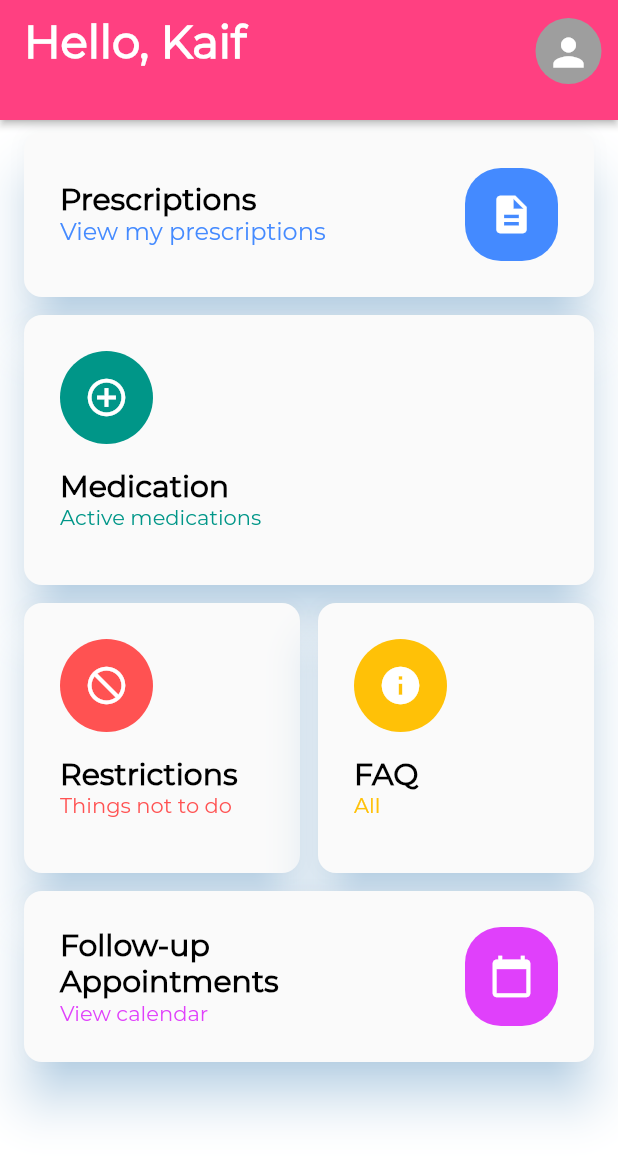
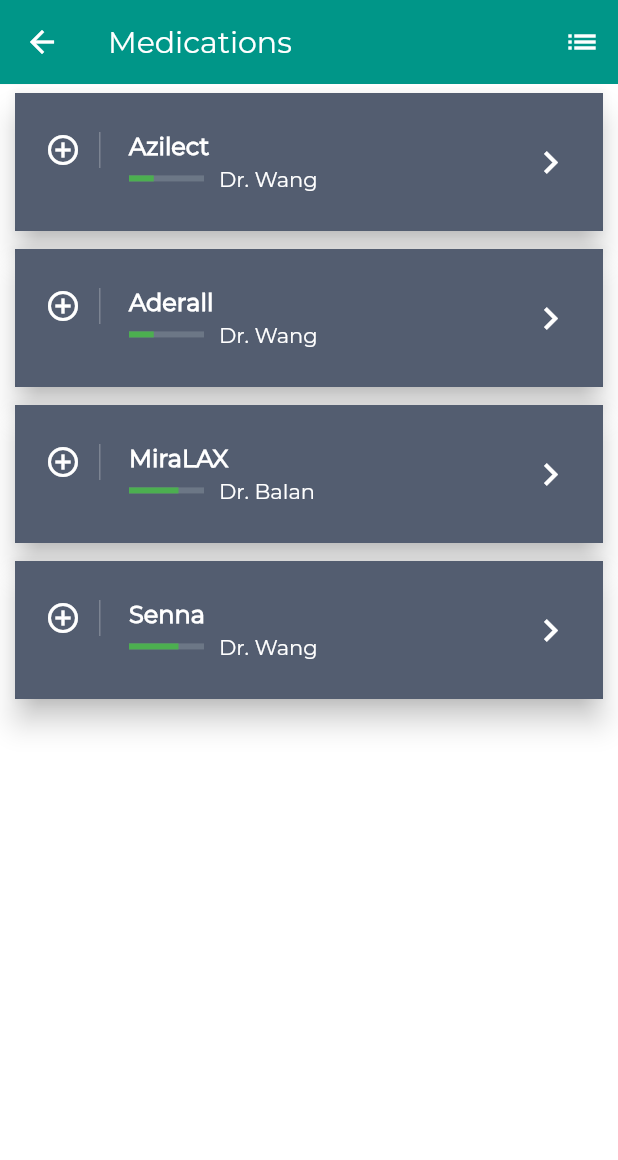
Before and after one commit to verbal-noun/codebrew-2020-prespa, a Flutter app: the screen it shows after launch, after a tap on "Medication", on a phone screen of 412 x 824 dp. Shown: the top 1160 px of the screen. Run offline on Flutter 3.47's test engine with Material 2 defaults, Android fonts, the phone set to English and light mode, and no system bars; project files that could hold a hidden picture were left out.

Commit message:
Basic medication page

```diff
--- /dev/null
+++ b/lib/pages/lesson.dart
@@ -0,0 +1,10 @@
+class Lesson {
+  String title;
+  String level;
+  double indicatorValue;
+  int price;
+  String content;
+
+  Lesson(
+      {this.title, this.level, this.indicatorValue, this.price, this.content});
+}
--- a/lib/pages/main_page.dart
+++ b/lib/pages/main_page.dart
@@ -4,6 +4,7 @@
 
 import 'shop_items_page.dart';
 import 'prescription_list.dart';
+import 'medications_page.dart';
 
 class MainPage extends StatefulWidget {
   @override
@@ -124,6 +125,8 @@
                           style: TextStyle(color: Colors.teal)),
                     ]),
               ),
+              onTap: () => Navigator.of(context)
+                  .push(MaterialPageRoute(builder: (_) => MedicationPage())),
             ),
             _buildTile(
               Padding(
--- /dev/null
+++ b/lib/pages/medications_page.dart
@@ -0,0 +1,185 @@
+import 'package:flutter/material.dart';
+import 'lesson.dart';
+import 'medication_detail.dart';
+
+class MedicationPage extends StatelessWidget {
+  // This widget is the root of your application.
+  @override
+  Widget build(BuildContext context) {
+    return Scaffold(
+      // appBar: AppBar(
+      // elevation: 0.0,
+      // backgroundColor: Colors.transparent,
+      //     leading: IconButton(
+      //     color: Colors.black,
+      //     onPressed: () => Navigator.of(context).pop(),
+      // icon: Icon(Icons.arrow_back, color: Colors.black),
+      // ),
+      // title: Text('Prescriptions',
+      //     style:
+      //     TextStyle(color: Colors.black, fontWeight: FontWeight.w700)),
+      // ),
+      body: new ListPage(
+        title: "Medications",
+      ),
+    );
+  }
+}
+
+class ListPage extends StatefulWidget {
+  ListPage({Key key, this.title}) : super(key: key);
+
+  final String title;
+
+  @override
+  _ListPageState createState() => _ListPageState();
+}
+
+class _ListPageState extends State<ListPage> {
+  List lessons;
+
+  @override
+  void initState() {
+    lessons = getMedicineName();
+    super.initState();
+  }
+
+  @override
+  Widget build(BuildContext context) {
+    ListTile makeListTile(Lesson lesson) => ListTile(
+          contentPadding:
+              EdgeInsets.symmetric(horizontal: 20.0, vertical: 10.0),
+          leading: Container(
+            padding: EdgeInsets.only(right: 12.0),
+            decoration: new BoxDecoration(
+                border: new Border(
+                    right: new BorderSide(width: 1.0, color: Colors.white24))),
+            child: Icon(Icons.add_circle_outline, color: Colors.white),
+          ),
+          title: Text(
+            lesson.title,
+            style: TextStyle(color: Colors.white, fontWeight: FontWeight.bold),
+          ),
+          // subtitle: Text("Intermediate", style: TextStyle(color: Colors.white)),
+
+          subtitle: Row(
+            children: <Widget>[
+              Expanded(
+                  flex: 1,
+                  child: Container(
+                    // tag: 'hero',
+                    child: LinearProgressIndicator(
+                        backgroundColor: Color.fromRGBO(209, 224, 224, 0.2),
+                        value: lesson.indicatorValue,
+                        valueColor: AlwaysStoppedAnimation(Colors.green)),
+                  )),
+              Expanded(
+                flex: 4,
+                child: Padding(
+                    padding: EdgeInsets.only(left: 10.0),
+                    child: Text(lesson.level,
+                        style: TextStyle(color: Colors.white))),
+              )
+            ],
+          ),
+          trailing:
+              Icon(Icons.keyboard_arrow_right, color: Colors.white, size: 30.0),
+          onTap: () {
+            Navigator.push(
+                context,
+                MaterialPageRoute(
+                    builder: (context) => DetailPage(lesson: lesson)));
+          },
+        );
+
+    Card makeCard(Lesson lesson) => Card(
+          elevation: 8.0,
+          margin: new EdgeInsets.symmetric(horizontal: 10.0, vertical: 6.0),
+          child: Container(
+            decoration: BoxDecoration(color: Color.fromRGBO(64, 75, 96, .9)),
+            child: makeListTile(lesson),
+          ),
+        );
+
+    final makeBody = Container(
+      // decoration: BoxDecoration(color: Color.fromRGBO(58, 66, 86, 1.0)),
+      child: ListView.builder(
+        scrollDirection: Axis.vertical,
+        shrinkWrap: true,
+        itemCount: lessons.length,
+        itemBuilder: (BuildContext context, int index) {
+          return makeCard(lessons[index]);
+        },
+      ),
+    );
+
+    final topAppBar = AppBar(
+      elevation: 0.1,
+      backgroundColor: Colors.teal,
+      title: Text(widget.title),
+      actions: <Widget>[
+        IconButton(
+          icon: Icon(Icons.list),
+          onPressed: () {},
+        )
+      ],
+    );
+
+    return Scaffold(
+      //backgroundColor: Color.fromRGBO(58, 66, 86, 1.0),
+      backgroundColor: Colors.transparent,
+      appBar: topAppBar,
+      body: makeBody,
+    );
+  }
+}
+
+List getMedicineName() {
+  return [
+    Lesson(
+        title: "Azilect",
+        level: "Dr. Wang",
+        indicatorValue: 0.33,
+        price: 20,
+        content:
+            "Azilect (rasagiline) works by increasing the levels of certain chemicals in the brain. "
+            "Azilect is used to treat symptoms of Parkinson's disease"
+            "(stiffness, tremors, spasms, poor muscle control). "
+            "Azilect is sometimes used with another medicine called levodopa."),
+    Lesson(
+        title: "Aderall",
+        level: "Dr. Wang",
+        indicatorValue: 0.33,
+        price: 50,
+        content:
+        "Azilect (rasagiline) works by increasing the levels of certain chemicals in the brain. "
+            "Azilect is used to treat symptoms of Parkinson's disease"
+            "(stiffness, tremors, spasms, poor muscle control). "
+            "Azilect is sometimes used with another medicine called levodopa."),
+
+        Lesson(
+        title: "MiraLAX",
+        level: "Dr. Balan",
+        indicatorValue: 0.66,
+        price: 30,
+        content: "MiraLAX (polyethylene glycol 3350) is a laxative solution that increases the amount "
+            "of water in the intestinal tract to stimulate bowel movements."
+            "MiraLAX is used as a laxative to treat occasional constipation or irregular bowel movements."
+            "MiraLAX may also be used for purposes not listed in this medication guide."),
+
+        Lesson(
+        title: "Senna",
+        level: "Dr. Wang",
+        indicatorValue: 0.66,
+        price: 30,
+        content: "Senna is a natural medicine containing sennosides that are derived from the leaves "
+            "of the senna plant. Sennosides irritate the lining of the bowel causing a laxative effect."
+            "Senna has been used in alternative medicine as a laxative and an aid to treat constipation."
+            "Not all uses for senna have been approved by the FDA. It should not be used in place of medication prescribed for you by your doctor."
+            "Senna is often sold as an herbal supplement. There are no regulated manufacturing standards i"
+            "n place for many herbal compounds and some marketed supplements have been found "
+            "to be contaminated with toxic metals or other drugs. Herbal/health supplements "
+            "should be purchased from a reliable source to minimize the risk of contamination."),
+
+      ];
+}
```
Also changed, not shown: lib/pages/medication_detail.dart (added, +119 -0 lines).
